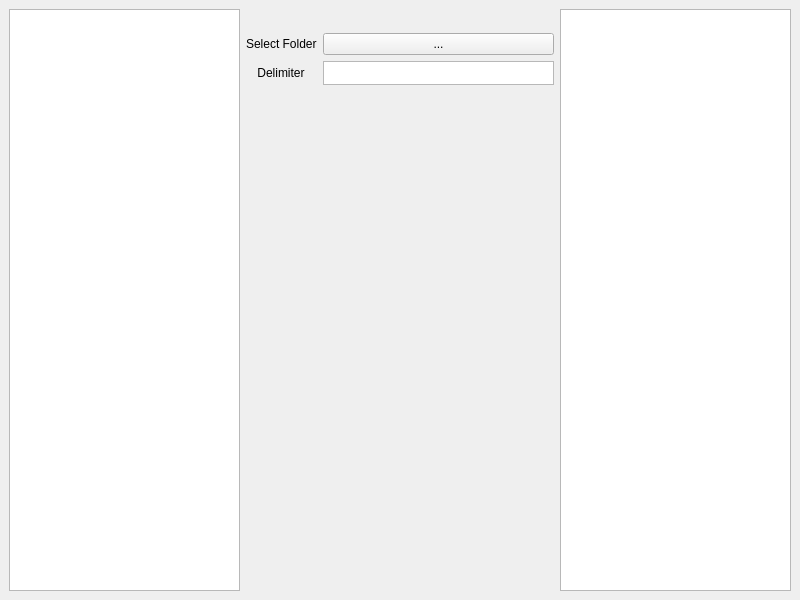
Qt form FLT-FilesRename/FLT_FilesRename.ui (hsl-sv/FLT-FilesRename) before a commit.
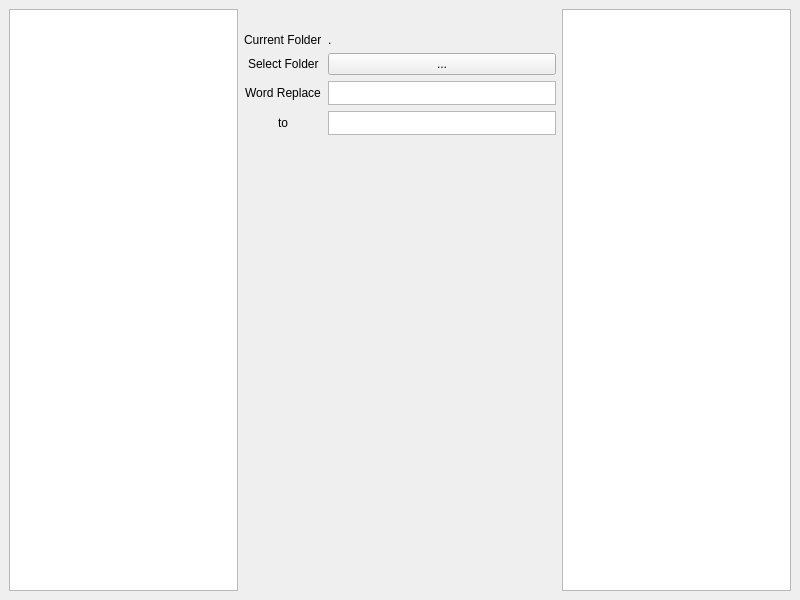
The same form after that commit.

Commit message: loaddir -> manager rename

The edit to the form file:
```diff
--- a/FLT-FilesRename/FLT_FilesRename.ui
+++ b/FLT-FilesRename/FLT_FilesRename.ui
@@ -42,7 +42,7 @@
       <property name="topMargin">
        <number>24</number>
       </property>
-      <item row="0" column="0">
+      <item row="1" column="0">
        <widget class="QLabel" name="label">
         <property name="sizePolicy">
          <sizepolicy hsizetype="Expanding" vsizetype="Preferred">
@@ -55,14 +55,14 @@
         </property>
        </widget>
       </item>
-      <item row="0" column="1">
+      <item row="1" column="1">
        <widget class="QPushButton" name="btn_folder">
         <property name="text">
          <string>...</string>
         </property>
        </widget>
       </item>
-      <item row="1" column="0">
+      <item row="2" column="0">
        <widget class="QLabel" name="label_2">
         <property name="sizePolicy">
          <sizepolicy hsizetype="Expanding" vsizetype="Preferred">
@@ -71,15 +71,15 @@
          </sizepolicy>
         </property>
         <property name="text">
-         <string>Delimiter</string>
+         <string>Word Replace</string>
         </property>
         <property name="alignment">
          <set>Qt::AlignCenter</set>
         </property>
        </widget>
       </item>
-      <item row="1" column="1">
-       <widget class="QPlainTextEdit" name="tbx_delimiter">
+      <item row="2" column="1">
+       <widget class="QPlainTextEdit" name="tbx_replace_target">
         <property name="sizePolicy">
          <sizepolicy hsizetype="Preferred" vsizetype="Preferred">
           <horstretch>0</horstretch>
@@ -106,6 +106,52 @@
         </property>
        </widget>
       </item>
+      <item row="0" column="0">
+       <widget class="QLabel" name="label_3">
+        <property name="text">
+         <string>Current Folder</string>
+        </property>
+       </widget>
+      </item>
+      <item row="0" column="1">
+       <widget class="QLabel" name="lbl_currentdir">
+        <property name="text">
+         <string>.</string>
+        </property>
+       </widget>
+      </item>
+      <item row="3" column="0">
+       <widget class="QLabel" name="label_4">
+        <property name="text">
+         <string>to</string>
+        </property>
+       </widget>
+      </item>
+      <item row="3" column="1">
+       <widget class="QPlainTextEdit" name="tbx_replace_dest">
+        <property name="sizePolicy">
+         <sizepolicy hsizetype="Preferred" vsizetype="Preferred">
+          <horstretch>0</horstretch>
+          <verstretch>0</verstretch>
+         </sizepolicy>
+        </property>
+        <property name="minimumSize">
+         <size>
+          <width>0</width>
+          <height>16</height>
+         </size>
+        </property>
+        <property name="maximumSize">
+         <size>
+          <width>16777215</width>
+          <height>24</height>
+         </size>
+        </property>
+        <property name="verticalScrollBarPolicy">
+         <enum>Qt::ScrollBarAlwaysOff</enum>
+        </property>
+       </widget>
+      </item>
      </layout>
     </item>
     <item>
```
Left out of the diff: 6 changed lines with no effect on the pictures. The commit also changes 4 other files.
